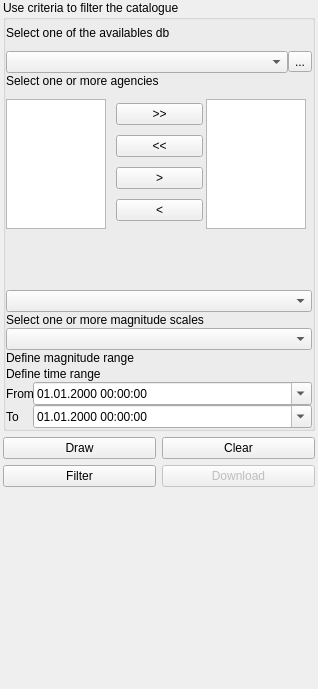
Old version of the form openquake/qgis/gemcatalogue/ui_dock.ui in the repository preinh/oq-eqcatalogue-tool.
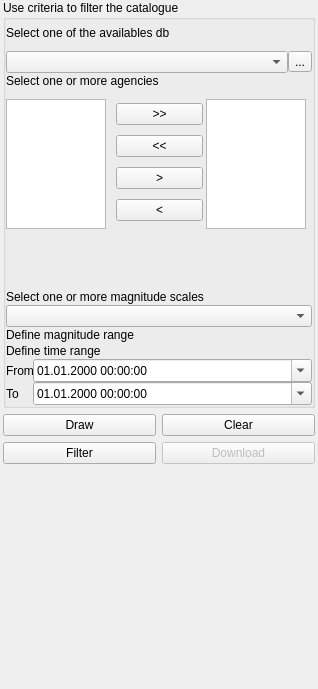
New version of the form. Icons and pictures are not drawn. Custom widgets are drawn as their Qt base class.

Diff of the .ui file:
```diff
--- a/openquake/qgis/gemcatalogue/ui_dock.ui
+++ b/openquake/qgis/gemcatalogue/ui_dock.ui
@@ -52,7 +52,7 @@
        <property name="verticalSpacing">
         <number>1</number>
        </property>
-       <item row="15" column="0">
+       <item row="14" column="0">
         <widget class="QLabel" name="mrangeLabel">
          <property name="text">
           <string>Define magnitude range</string>
@@ -62,7 +62,7 @@
          </property>
         </widget>
        </item>
-       <item row="14" column="0" colspan="2">
+       <item row="13" column="0" colspan="2">
         <widget class="MultiCheckComboBox" name="mscalesComboBox">
          <property name="insertPolicy">
           <enum>QComboBox::InsertAlphabetically</enum>
@@ -85,7 +85,7 @@
          </property>
         </widget>
        </item>
-       <item row="12" column="0">
+       <item row="11" column="0">
         <widget class="QLabel" name="mscalesLabel">
          <property name="text">
           <string>Select one or more magnitude scales</string>
@@ -98,7 +98,7 @@
          </property>
         </widget>
        </item>
-       <item row="16" column="0">
+       <item row="15" column="0">
         <widget class="DoubleRangeFilter" name="mag_range" native="true"/>
        </item>
        <item row="4" column="0">
@@ -135,7 +135,7 @@
          </item>
         </layout>
        </item>
-       <item row="18" column="0" colspan="2">
+       <item row="17" column="0" colspan="2">
         <layout class="QFormLayout" name="formLayout">
          <property name="fieldGrowthPolicy">
           <enum>QFormLayout::AllNonFixedFieldsGrow</enum>
@@ -176,7 +176,7 @@
          </item>
         </layout>
        </item>
-       <item row="17" column="0">
+       <item row="16" column="0">
         <widget class="QLabel" name="label_4">
          <property name="text">
           <string>Define time range</string>
@@ -186,13 +186,6 @@
          </property>
         </widget>
        </item>
-       <item row="11" column="0" colspan="2">
-        <widget class="MultiCheckComboBox" name="agenciesComboBox">
-         <property name="insertPolicy">
-          <enum>QComboBox::InsertAlphabetically</enum>
-         </property>
-        </widget>
-       </item>
        <item row="8" column="0" colspan="2">
         <widget class="QWidget" name="agenciesListSelector" native="true">
          <property name="minimumSize">
```
